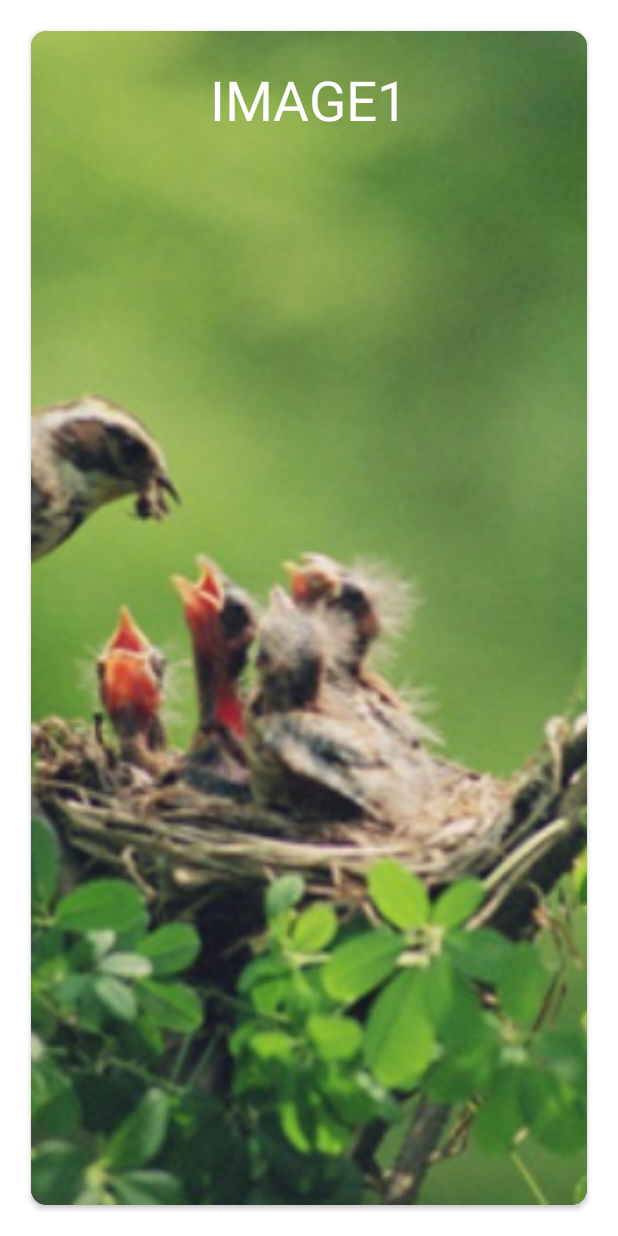
After one commit to ShrenaBajiko/Chitraka, an Android app: the layout item_slide.xml on its own in the app's theme, with its tools: preview values and no code run, on a phone screen of 412 x 824 dp. The commit adds this screen. Run offline under Robolectric (Android 15) with nearby library versions, the phone set to English and light mode, and no system bars.

Commit message:
Slider Changes

```diff
--- /dev/null
+++ b/app/src/main/res/layout/item_slide.xml
@@ -0,0 +1,38 @@
+<?xml version="1.0" encoding="utf-8"?>
+<RelativeLayout xmlns:android="http://schemas.android.com/apk/res/android"
+    xmlns:app="http://schemas.android.com/apk/res-auto"
+    android:layout_width="match_parent"
+    android:layout_height="match_parent"
+    android:background="@color/white">
+
+    <android.support.v7.widget.CardView
+        android:layout_width="match_parent"
+        android:layout_height="match_parent"
+        android:layout_margin="@dimen/_16sdp"
+        app:cardCornerRadius="@dimen/_8sdp">
+
+        <FrameLayout
+            android:layout_width="match_parent"
+            android:layout_height="match_parent">
+
+            <ImageView
+                android:id="@+id/image_view"
+                android:layout_width="match_parent"
+                android:layout_height="match_parent"
+                android:scaleType="centerCrop"
+                android:src="@drawable/birds" />
+
+            <TextView
+                android:id="@+id/title"
+                android:layout_width="match_parent"
+                android:layout_height="wrap_content"
+                android:layout_gravity="start"
+                android:text="IMAGE1"
+                android:textSize="@dimen/_28sdp"
+                android:padding="@dimen/_16sdp"
+                android:textAlignment="center"
+                android:textColor="@color/white" />
+        </FrameLayout>
+    </android.support.v7.widget.CardView>
+
+</RelativeLayout>
--- /dev/null
+++ b/app/src/main/res/layout/item_slider_viewpager.xml
@@ -0,0 +1,6 @@
+<?xml version="1.0" encoding="utf-8"?>
+<LinearLayout xmlns:android="http://schemas.android.com/apk/res/android"
+    android:orientation="vertical" android:layout_width="match_parent"
+    android:layout_height="match_parent">
+
+</LinearLayout>
--- a/app/src/main/res/values/strings.xml
+++ b/app/src/main/res/values/strings.xml
@@ -1,4 +1,5 @@
 <resources>
     <string name="app_name">Chitraka</string>
     <string name="title_activity_home">HomeActivity</string>
+    <string name="go_to_login">Go To Login</string>
 </resources>
```
Also changed, not shown: app/build.gradle (+6 -1 lines), app/src/main/java/com/example/dell/chitraka/CustomSwipeAdapter.java (+13 -13 lines), app/src/main/java/com/example/dell/chitraka/MainActivity.java (+58 -5 lines), app/src/main/java/com/example/dell/chitraka/Slider.java (added, +27 -0 lines), app/src/main/java/com/example/dell/chitraka/SwipePagerAdapter.java (added, +59 -0 lines), app/src/main/res/layout/activity_main.xml (+44 -8 lines).
